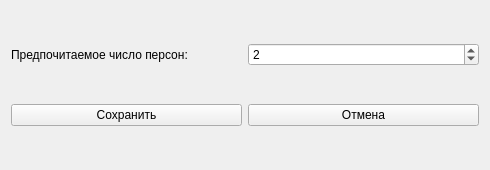
Qt form ui/settings.ui (chaykalla2026-lang/what_to_cook_Project) before a commit.
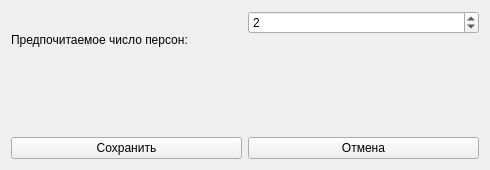
The same form after that commit.

```diff
--- a/ui/settings.ui
+++ b/ui/settings.ui
@@ -27,6 +27,11 @@
       </widget>
      </item>
      <item>
+      <layout class="QVBoxLayout" name="personsSpinFieldLayout">
+       <property name="spacing">
+        <number>2</number>
+       </property>
+       <item>
       <widget class="QSpinBox" name="personsSpin">
        <property name="minimum">
         <number>1</number>
@@ -39,7 +44,29 @@
        </property>
       </widget>
      </item>
-    </layout>
+       <item>
+        <widget class="QLabel" name="personsError">
+         <property name="text">
+          <string />
+         </property>
+         <property name="wordWrap">
+          <bool>true</bool>
+         </property>
+        </widget>
+       </item>
+      </layout>
+     </item>
+    </layout>
+   </item>
+   <item>
+    <widget class="QLabel" name="formErrorLabel">
+     <property name="text">
+      <string />
+     </property>
+     <property name="wordWrap">
+      <bool>true</bool>
+     </property>
+    </widget>
    </item>
    <item>
     <layout class="QHBoxLayout" name="layout44">
```
Lines whose indentation alone changed are shown as unchanged.
